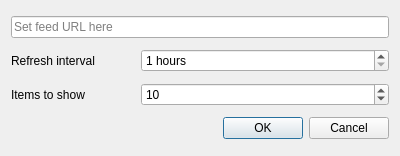
First picture: the form in settingsdlg.ui, repository viranch/mytv, before the edit.
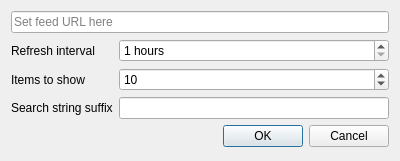
Second picture: the form after the edit.

Commit message: Add configuration option for setting a suffix for search string

The edit to the form file:
```diff
--- a/settingsdlg.ui
+++ b/settingsdlg.ui
@@ -7,23 +7,13 @@
     <x>0</x>
     <y>0</y>
     <width>400</width>
-    <height>156</height>
+    <height>161</height>
    </rect>
   </property>
   <property name="windowTitle">
    <string>Dialog</string>
   </property>
   <layout class="QGridLayout" name="gridLayout">
-   <item row="2" column="1" colspan="2">
-    <widget class="QSpinBox" name="itemCount">
-     <property name="minimum">
-      <number>1</number>
-     </property>
-     <property name="value">
-      <number>10</number>
-     </property>
-    </widget>
-   </item>
    <item row="2" column="0">
     <widget class="QLabel" name="label_3">
      <property name="text">
@@ -31,7 +21,34 @@
      </property>
     </widget>
    </item>
-   <item row="1" column="1" colspan="2">
+   <item row="1" column="0">
+    <widget class="QLabel" name="label_2">
+     <property name="text">
+      <string>Refresh interval</string>
+     </property>
+    </widget>
+   </item>
+   <item row="3" column="0">
+    <widget class="QLabel" name="label">
+     <property name="text">
+      <string>Search string suffix</string>
+     </property>
+    </widget>
+   </item>
+   <item row="3" column="1">
+    <widget class="QLineEdit" name="searchSuffix"/>
+   </item>
+   <item row="2" column="1">
+    <widget class="QSpinBox" name="itemCount">
+     <property name="minimum">
+      <number>1</number>
+     </property>
+     <property name="value">
+      <number>10</number>
+     </property>
+    </widget>
+   </item>
+   <item row="1" column="1">
     <widget class="QSpinBox" name="interval">
      <property name="suffix">
       <string> hours</string>
@@ -44,14 +61,14 @@
      </property>
     </widget>
    </item>
-   <item row="1" column="0">
-    <widget class="QLabel" name="label_2">
-     <property name="text">
-      <string>Refresh interval</string>
+   <item row="0" column="0" colspan="2">
+    <widget class="QLineEdit" name="feedUrl">
+     <property name="placeholderText">
+      <string>Set feed URL here</string>
      </property>
     </widget>
    </item>
-   <item row="3" column="0" colspan="3">
+   <item row="4" column="0" colspan="2">
     <widget class="QDialogButtonBox" name="buttonBox">
      <property name="orientation">
       <enum>Qt::Horizontal</enum>
@@ -61,13 +78,6 @@
      </property>
     </widget>
    </item>
-   <item row="0" column="0" colspan="3">
-    <widget class="QLineEdit" name="feedUrl">
-     <property name="placeholderText">
-      <string>Set feed URL here</string>
-     </property>
-    </widget>
-   </item>
   </layout>
  </widget>
  <resources/>
```
The commit also changes 2 other files.
